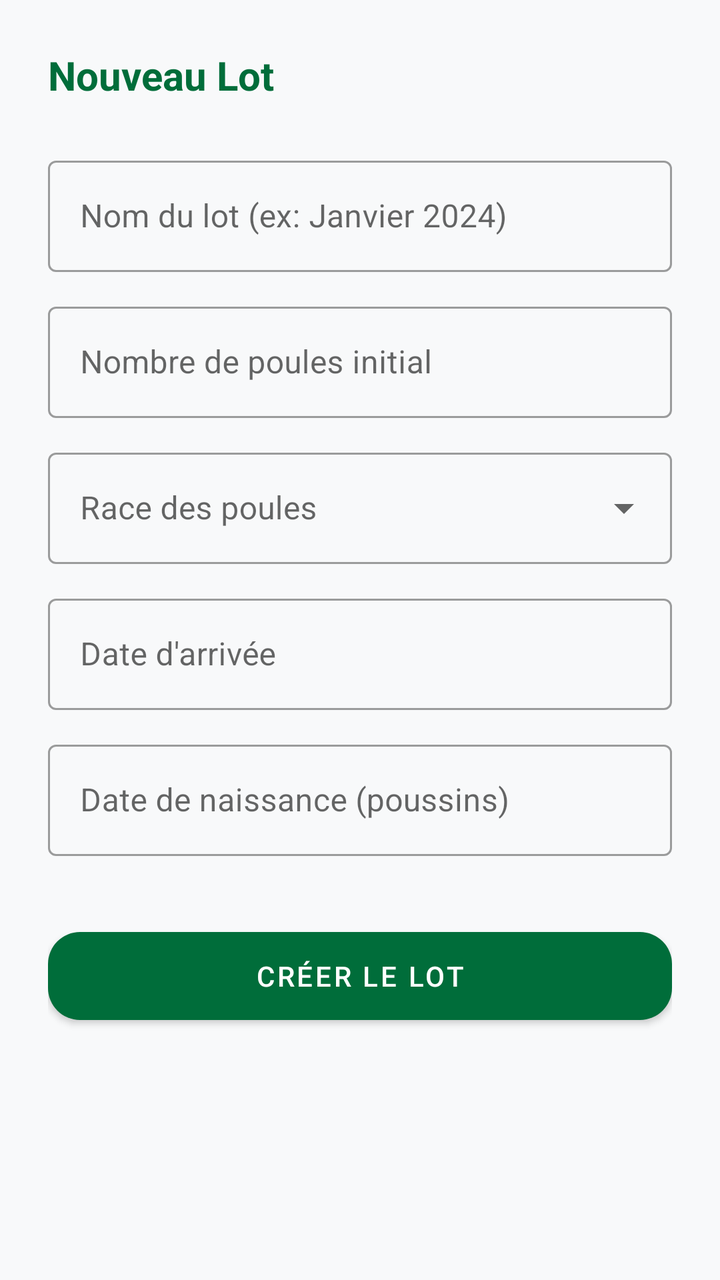
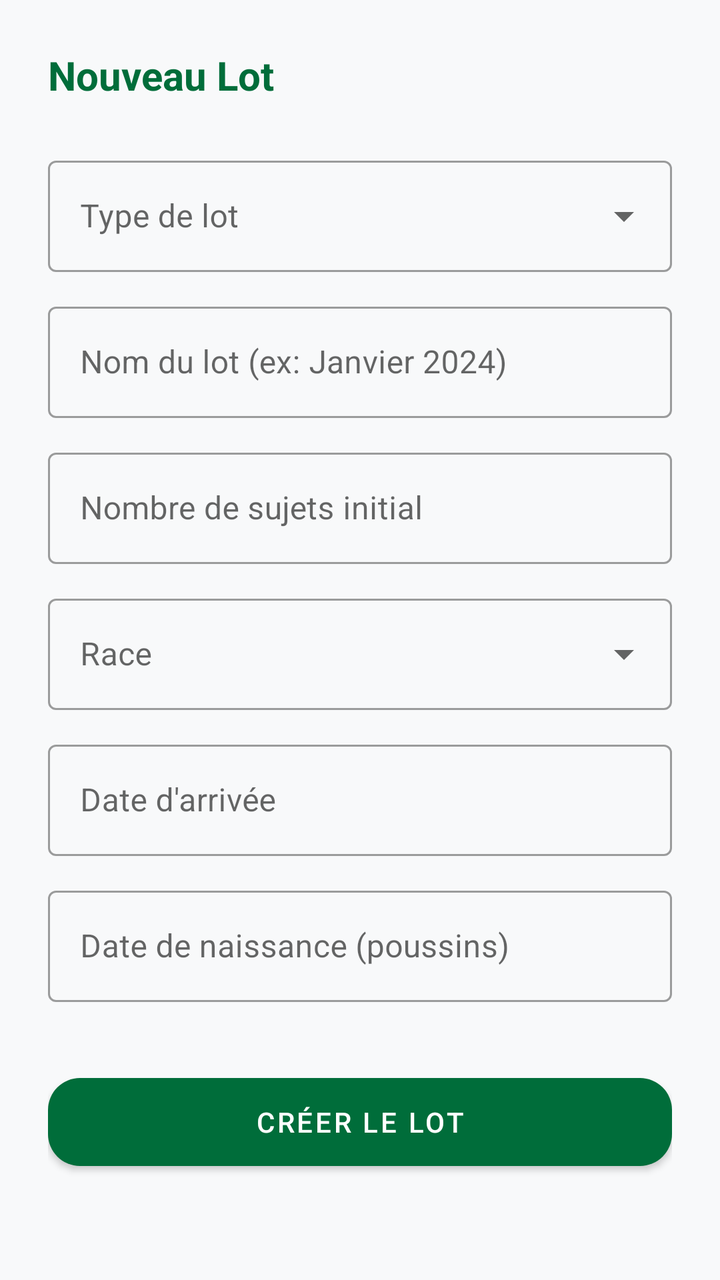

The first picture is an Android layout as it rendered before a commit; the second is the same layout after the commit. The layout source and the unified diff follow.
<!-- AndroidManifest.xml: application theme Theme.Poulailler_copilot -->
<!-- res/layout/dialog_add_batch.xml -->
<?xml version="1.0" encoding="utf-8"?>
<androidx.core.widget.NestedScrollView xmlns:android="http://schemas.android.com/apk/res/android"
    xmlns:app="http://schemas.android.com/apk/res-auto"
    android:layout_width="match_parent"
    android:layout_height="wrap_content">

    <LinearLayout
        android:layout_width="match_parent"
        android:layout_height="wrap_content"
        android:orientation="vertical"
        android:padding="24dp">

        <TextView
            android:layout_width="wrap_content"
            android:layout_height="wrap_content"
            android:text="Nouveau Lot"
            android:textColor="@color/primary"
            android:textSize="20sp"
            android:textStyle="bold"
            android:layout_marginBottom="24dp" />

        <com.google.android.material.textfield.TextInputLayout
            android:layout_width="match_parent"
            android:layout_height="wrap_content"
            android:hint="Nom du lot (ex: Janvier 2024)"
            style="@style/Widget.MaterialComponents.TextInputLayout.OutlinedBox">
            <com.google.android.material.textfield.TextInputEditText
                android:id="@+id/etBatchName"
                android:layout_width="match_parent"
                android:layout_height="wrap_content"
                android:inputType="textCapWords" />
        </com.google.android.material.textfield.TextInputLayout>

        <com.google.android.material.textfield.TextInputLayout
            android:layout_width="match_parent"
            android:layout_height="wrap_content"
            android:layout_marginTop="12dp"
            android:hint="Nombre de poules initial"
            style="@style/Widget.MaterialComponents.TextInputLayout.OutlinedBox">
            <com.google.android.material.textfield.TextInputEditText
                android:id="@+id/etHensCount"
                android:layout_width="match_parent"
                android:layout_height="wrap_content"
                android:inputType="number" />
        </com.google.android.material.textfield.TextInputLayout>

        <com.google.android.material.textfield.TextInputLayout
            android:layout_width="match_parent"
            android:layout_height="wrap_content"
            android:layout_marginTop="12dp"
            android:hint="Race des poules"
            style="@style/Widget.MaterialComponents.TextInputLayout.OutlinedBox.ExposedDropdownMenu">
            <AutoCompleteTextView
                android:id="@+id/actvHenBreed"
                android:layout_width="match_parent"
                android:layout_height="wrap_content"
                android:inputType="none" />
        </com.google.android.material.textfield.TextInputLayout>

        <com.google.android.material.textfield.TextInputLayout
            android:layout_width="match_parent"
            android:layout_height="wrap_content"
            android:layout_marginTop="12dp"
            android:hint="Date d'arrivée"
            style="@style/Widget.MaterialComponents.TextInputLayout.OutlinedBox">
            <com.google.android.material.textfield.TextInputEditText
                android:id="@+id/etArrivalDate"
                android:layout_width="match_parent"
                android:layout_height="wrap_content"
                android:focusable="false"
                android:clickable="true" />
        </com.google.android.material.textfield.TextInputLayout>

        <com.google.android.material.textfield.TextInputLayout
            android:layout_width="match_parent"
            android:layout_height="wrap_content"
            android:layout_marginTop="12dp"
            android:hint="Date de naissance (poussins)"
            style="@style/Widget.MaterialComponents.TextInputLayout.OutlinedBox">
            <com.google.android.material.textfield.TextInputEditText
                android:id="@+id/etBirthDate"
                android:layout_width="match_parent"
                android:layout_height="wrap_content"
                android:focusable="false"
                android:clickable="true" />
        </com.google.android.material.textfield.TextInputLayout>

        <com.google.android.material.button.MaterialButton
            android:id="@+id/btnSaveBatch"
            android:layout_width="match_parent"
            android:layout_height="56dp"
            android:layout_marginTop="32dp"
            android:text="CRÉER LE LOT"
            app:cornerRadius="16dp" />

    </LinearLayout>
</androidx.core.widget.NestedScrollView>
<!-- resources referenced by this layout -->
<resources>
  <color name="primary">#006D3A</color>
  <style name="Theme.Poulailler_copilot" parent="Theme.MaterialComponents.DayNight.NoActionBar">
          
          <item name="colorPrimary">@color/primary</item>
          <item name="colorPrimaryVariant">@color/primary_variant</item>
          <item name="colorOnPrimary">@color/white</item>
  
          
          <item name="colorSecondary">@color/secondary</item>
          <item name="colorSecondaryVariant">@color/secondary_variant</item>
          <item name="colorOnSecondary">@color/white</item>
  
          
          <item name="android:windowBackground">@color/background</item>
          <item name="backgroundColor">@color/background</item>
  
          
          <item name="android:statusBarColor">?attr/colorPrimaryVariant</item>
  
          
          <item name="materialCardViewStyle">@style/Widget.App.CardView</item>
          <item name="shapeAppearanceLargeComponent">@style/ShapeAppearance.App.LargeComponent</item>
      </style>
  <color name="primary_variant">#004D22</color>
  <color name="white">#FFFFFFFF</color>
  <color name="secondary">#43A047</color>
  <color name="secondary_variant">#2E7D32</color>
  <color name="background">@color/off_white</color>
  <style name="Widget.App.CardView" parent="Widget.MaterialComponents.CardView">
          <item name="cardElevation">2dp</item>
          <item name="cardCornerRadius">16dp</item>
          <item name="cardBackgroundColor">@color/surface</item>
          <item name="strokeWidth">0dp</item>
      </style>
  <style name="ShapeAppearance.App.LargeComponent" parent="ShapeAppearance.MaterialComponents.LargeComponent">
          <item name="cornerFamily">rounded</item>
          <item name="cornerSize">16dp</item>
      </style>
  <color name="off_white">#F8F9FA</color>
  <color name="surface">#FFFFFF</color>
</resources>

<!-- the commit's change to res/layout/dialog_add_batch.xml (unified diff, before → after) -->
@@ -22,6 +22,19 @@
         <com.google.android.material.textfield.TextInputLayout
             android:layout_width="match_parent"
             android:layout_height="wrap_content"
+            android:layout_marginBottom="12dp"
+            android:hint="Type de lot"
+            style="@style/Widget.MaterialComponents.TextInputLayout.OutlinedBox.ExposedDropdownMenu">
+            <AutoCompleteTextView
+                android:id="@+id/actvBatchType"
+                android:layout_width="match_parent"
+                android:layout_height="wrap_content"
+                android:inputType="none" />
+        </com.google.android.material.textfield.TextInputLayout>
+
+        <com.google.android.material.textfield.TextInputLayout
+            android:layout_width="match_parent"
+            android:layout_height="wrap_content"
             android:hint="Nom du lot (ex: Janvier 2024)"
             style="@style/Widget.MaterialComponents.TextInputLayout.OutlinedBox">
             <com.google.android.material.textfield.TextInputEditText
@@ -35,7 +48,7 @@
             android:layout_width="match_parent"
             android:layout_height="wrap_content"
             android:layout_marginTop="12dp"
-            android:hint="Nombre de poules initial"
+            android:hint="Nombre de sujets initial"
             style="@style/Widget.MaterialComponents.TextInputLayout.OutlinedBox">
             <com.google.android.material.textfield.TextInputEditText
                 android:id="@+id/etHensCount"
@@ -48,7 +61,7 @@
             android:layout_width="match_parent"
             android:layout_height="wrap_content"
             android:layout_marginTop="12dp"
-            android:hint="Race des poules"
+            android:hint="Race"
             style="@style/Widget.MaterialComponents.TextInputLayout.OutlinedBox.ExposedDropdownMenu">
             <AutoCompleteTextView
                 android:id="@+id/actvHenBreed"
